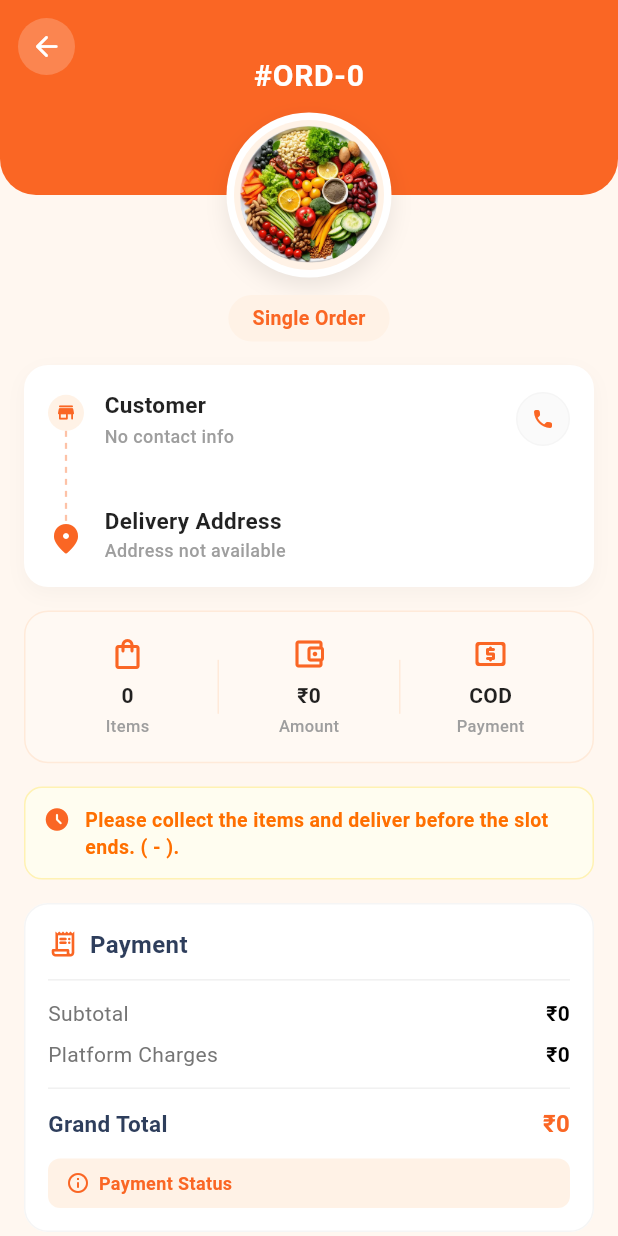
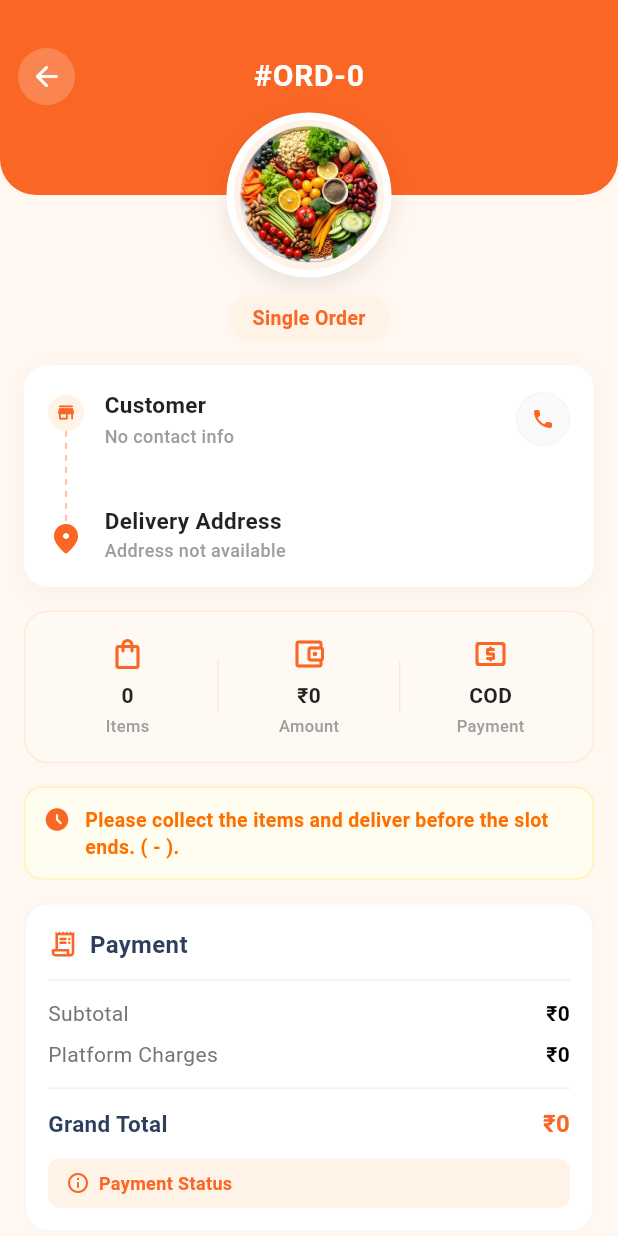
Before and after one commit to sneha-neosao/DeliveryBoyApp, a Flutter app: the _OrderDetailsView widget shown alone on an empty page, opened directly with empty values, on a phone screen of 412 x 824 dp. Run offline on Flutter 3.47's test engine with Material 3 defaults, Android fonts, the phone set to English and light mode, and no system bars; our stand-ins replace connectivity_plus, dio, easy_localization, equatable, firebase_core, firebase_messaging and 13 more; missing offline and left inert: gif_view; accounts and stored records are empty; Roboto replaces fonts that are missing (Geist).

Commit message:
order details screen related ui changes done

```diff
--- a/lib/src/features/bulk_orders/presentation/pages/bulk_order_details_screen.dart
+++ b/lib/src/features/bulk_orders/presentation/pages/bulk_order_details_screen.dart
@@ -66,6 +66,7 @@ class BulkOrderDetailsScreen extends StatelessWidget {
       child: Scaffold(
         backgroundColor: const Color(0xFFFFF9F5),
         body: SafeArea(
+          top: false,
           child: BlocBuilder<OrderDetailsBloc, OrderDetailsState>(
             builder: (context, state) {
               if (state is OrderDetailsLoadingState || state is OrderDetailsInitialState) {
@@ -291,10 +292,13 @@ class _OrderDetailsViewState extends State<_OrderDetailsView> {
         ? orderDetails.deliveryDetails!.address
         : (fallbackOrder.deliveryAddress.isNotEmpty ? fallbackOrder.deliveryAddress : 'address_not_available'.tr());
 
+    final double statusBarH = MediaQuery.of(context).padding.top;
+    final double topShift = statusBarH * _progress;
+
     return Column(
       children: [
         SizedBox(
-          height: _headerH,
+          height: _headerH + topShift,
           child: Stack(
             clipBehavior: Clip.none,
             children: [
@@ -309,8 +313,9 @@ class _OrderDetailsViewState extends State<_OrderDetailsView> {
                   ),
                 ),
               ),
+              // Back arrow — vertically aligned with order ID at all scroll states
               Positioned(
-                top: 12,
+                top: topShift + (_headerH - 28 * _expandedFade) / 2 - 19,
                 left: 12,
                 child: InkWell(
                   onTap: () => context.pop(),
@@ -325,9 +330,13 @@ class _OrderDetailsViewState extends State<_OrderDetailsView> {
                   ),
                 ),
               ),
+              // Order ID — shifts down when collapsed
               Positioned.fill(
                 child: Padding(
-                  padding: EdgeInsets.only(bottom: 28 * _expandedFade),
+                  padding: EdgeInsets.only(
+                    top: topShift,
+                    bottom: 28 * _expandedFade,
+                  ),
                   child: Center(
                     child: Text(
                       displayId,
```
Also changed, not shown: lib/src/features/orders/presentation/pages/order_details_screen.dart (+12 -6 lines).
